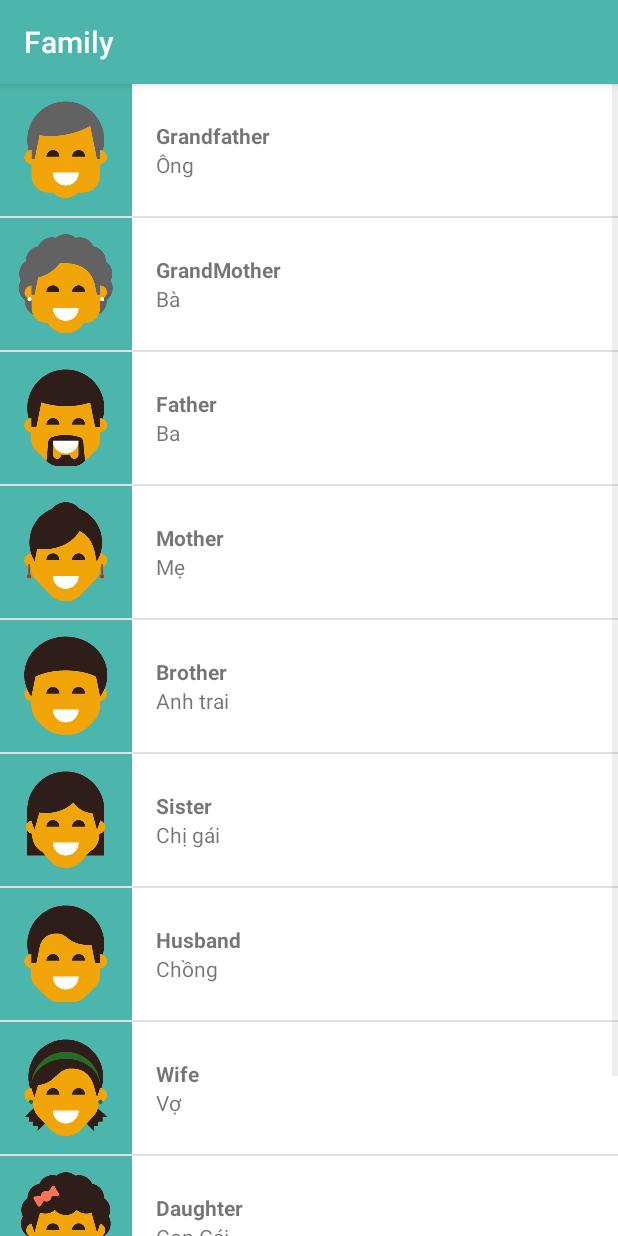
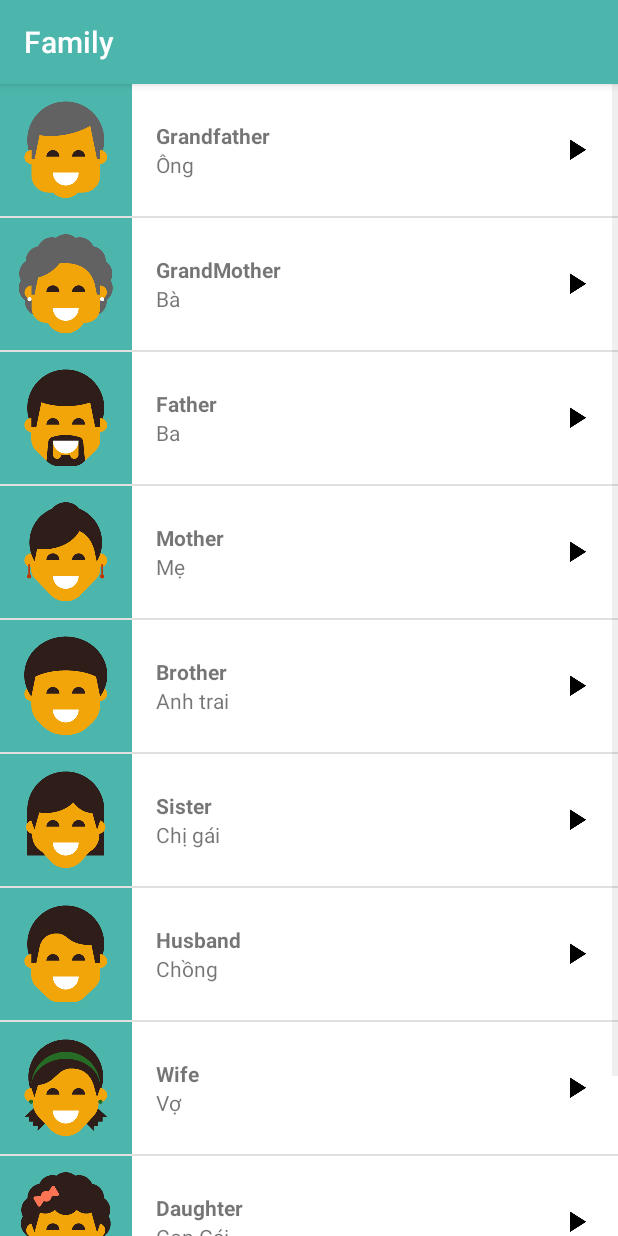
Before and after one commit to NathanNguyen345/LanguageApp, an Android app: the FamilyActivity screen opened directly, with no data from a screen before it, on a phone screen of 412 x 824 dp. Run offline under Robolectric (Android 15) with nearby library versions, the phone set to English and light mode, and no system bars.

Commit message:
Selectable Items & Play Icons

```diff
--- a/app/src/main/java/com/example/nathannguyen/learnvietnamese/FamilyActivity.java
+++ b/app/src/main/java/com/example/nathannguyen/learnvietnamese/FamilyActivity.java
@@ -30,16 +30,16 @@ public class FamilyActivity extends AppCompatActivity {
         final ArrayList<Word> familyList = new ArrayList<Word>();
 
         // Add elements to the arrayList
-        familyList.add(new Word("Grandfather", "Ông", R.drawable.family_grandfather, R.raw.gradpa));
-        familyList.add(new Word("GrandMother", "Bà", R.drawable.family_grandmother, R.raw.grandma));
-        familyList.add(new Word("Father", "Ba", R.drawable.family_father, R.raw.father));
-        familyList.add(new Word("Mother", "Mẹ", R.drawable.family_mother, R.raw.mother));
-        familyList.add(new Word("Brother", "Anh trai", R.drawable.family_son, R.raw.brother));
-        familyList.add(new Word("Sister", "Chị gái", R.drawable.family_daughter, R.raw.sister));
-        familyList.add(new Word("Husband", "Chồng", R.drawable.family_older_brother, R.raw.husband));
-        familyList.add(new Word("Wife", "Vợ", R.drawable.family_older_sister, R.raw.wife));
-        familyList.add(new Word("Daughter", "Con Gái", R.drawable.family_younger_sister, R.raw.daughter));
-        familyList.add(new Word("Son", "Con Trai", R.drawable.family_younger_brother, R.raw.son));
+        familyList.add(new Word("Grandfather", "Ông", R.drawable.family_grandfather, R.raw.gradpa, R.drawable.ic_play_arrow_black_24dp));
+        familyList.add(new Word("GrandMother", "Bà", R.drawable.family_grandmother, R.raw.grandma, R.drawable.ic_play_arrow_black_24dp));
+        familyList.add(new Word("Father", "Ba", R.drawable.family_father, R.raw.father, R.drawable.ic_play_arrow_black_24dp));
+        familyList.add(new Word("Mother", "Mẹ", R.drawable.family_mother, R.raw.mother, R.drawable.ic_play_arrow_black_24dp));
+        familyList.add(new Word("Brother", "Anh trai", R.drawable.family_son, R.raw.brother, R.drawable.ic_play_arrow_black_24dp));
+        familyList.add(new Word("Sister", "Chị gái", R.drawable.family_daughter, R.raw.sister, R.drawable.ic_play_arrow_black_24dp));
+        familyList.add(new Word("Husband", "Chồng", R.drawable.family_older_brother, R.raw.husband, R.drawable.ic_play_arrow_black_24dp));
+        familyList.add(new Word("Wife", "Vợ", R.drawable.family_older_sister, R.raw.wife, R.drawable.ic_play_arrow_black_24dp));
+        familyList.add(new Word("Daughter", "Con Gái", R.drawable.family_younger_sister, R.raw.daughter, R.drawable.ic_play_arrow_black_24dp));
+        familyList.add(new Word("Son", "Con Trai", R.drawable.family_younger_brother, R.raw.son, R.drawable.ic_play_arrow_black_24dp));
 
         // Create the word adapter
         WordAdapter<Word> familyAdapter = new WordAdapter<Word>(this, familyList, R.color.famColor);
@@ -74,18 +74,6 @@ public class FamilyActivity extends AppCompatActivity {
     protected void onStop() {
         super.onStop();
 
-
-        // This section has a bug
-
-/*        mp.stop();
-        mp.setOnCompletionListener(new MediaPlayer.OnCompletionListener() {
-            @Override
-            public void onCompletion(MediaPlayer mp) {
-                mp.release();
-            }
-        });*/
-
-
-    }// end onStop
-
+//        mp.stop();
+    }
 }// end activty
--- a/app/src/main/java/com/example/nathannguyen/learnvietnamese/Word.java
+++ b/app/src/main/java/com/example/nathannguyen/learnvietnamese/Word.java
@@ -12,8 +12,8 @@ public class Word  {
     private String engWord;
     private String vietWord;
     private int imageId = -1;
-    private int soundId = -1;
-    private int playIcon = -1;
+    private int soundId;
+    private int playIcon;
 
 
     // Constructor w/o img
@@ -23,10 +23,11 @@ public class Word  {
     }
 
     // Constructor w/o img
-    public Word(String eng, String viet, int sound, boolean image){
+    public Word(String eng, String viet, int sound, boolean image, int play){
         this.engWord = eng;
         this.vietWord = viet;
         this.soundId = sound;
+        this.playIcon = play;
     }
 
     // Constructor w/ img
--- a/app/src/main/java/com/example/nathannguyen/learnvietnamese/WordAdapter.java
+++ b/app/src/main/java/com/example/nathannguyen/learnvietnamese/WordAdapter.java
@@ -73,6 +73,7 @@ public class WordAdapter<W> extends ArrayAdapter<Word> {
         int color = ContextCompat.getColor(getContext(), colorID);
         currentImage.setBackgroundColor(color);
 
+        // get play buttom icon
         ImageView playIcon = (ImageView) myView.findViewById(R.id.playIcon);
         if(currentWordView.hasImage()){
             playIcon.setImageResource(currentWordView.getPlayIcon());
--- a/app/src/main/res/layout/list_item.xml
+++ b/app/src/main/res/layout/list_item.xml
@@ -9,7 +9,7 @@
     <LinearLayout
         android:orientation="horizontal"
         android:layout_width="match_parent"
-        android:layout_height="match_parent"
+        android:layout_height="wrap_content"
         android:weightSum="1">
 
         <ImageView
@@ -45,9 +45,11 @@
         </LinearLayout>
 
         <ImageView
+            android:layout_marginRight="16dp"
+            android:layout_gravity="center"
             android:id="@+id/playIcon"
-            android:layout_width="88dp"
-            android:layout_height="88dp" />
+            android:layout_width="24dp"
+            android:layout_height="24dp" />
 
     </LinearLayout>
 
```
Also changed, not shown: app/src/main/java/com/example/nathannguyen/learnvietnamese/ColorActivity.java (+7 -20 lines), app/src/main/java/com/example/nathannguyen/learnvietnamese/NumberActivity.java (+0 -19 lines), app/src/main/java/com/example/nathannguyen/learnvietnamese/PhraseActivity.java (+8 -21 lines), app/src/main/res/layout/activity_main.xml (+33 -4 lines), 2 other files.
